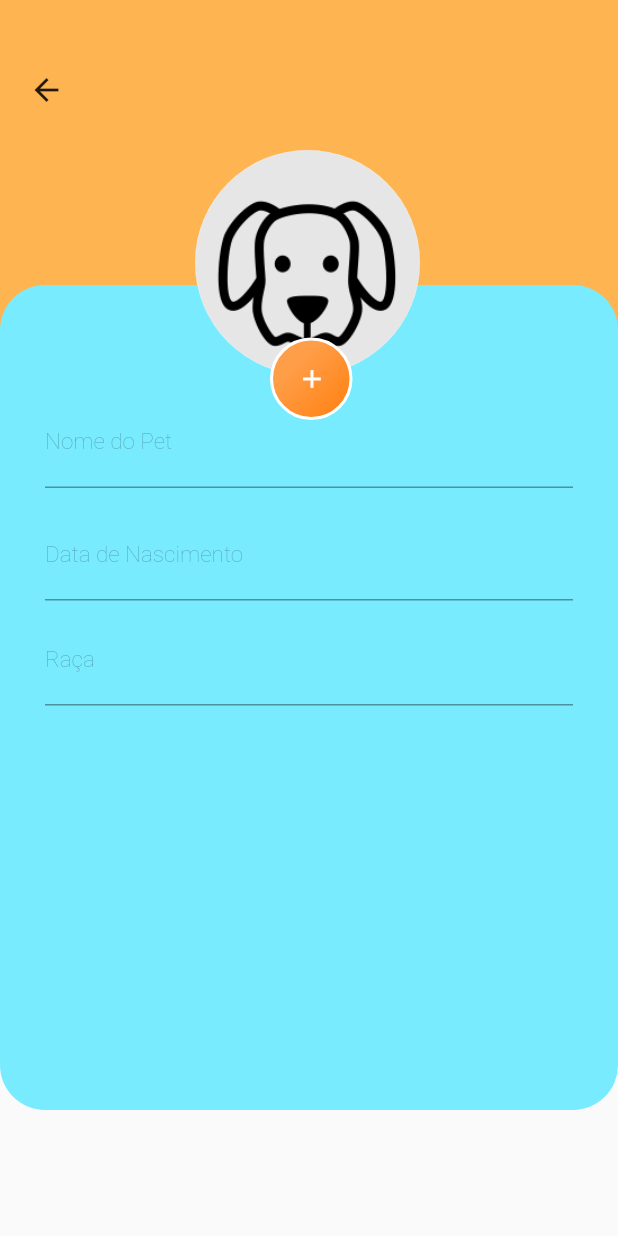
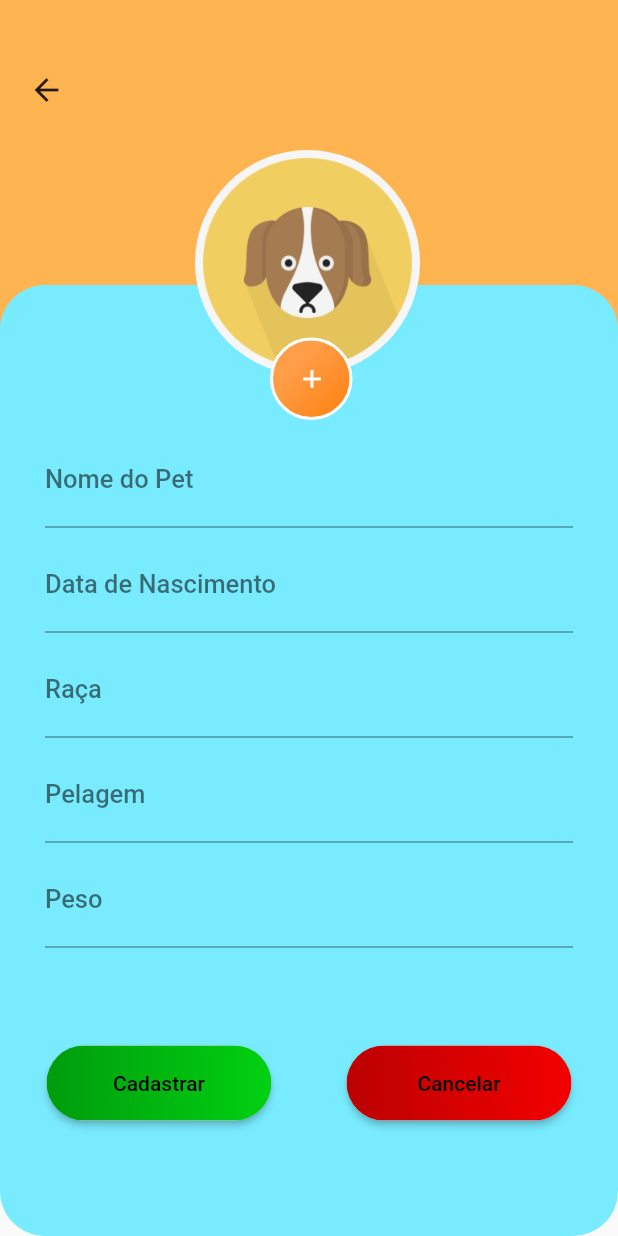
Before and after one commit to GstvMagalhaes/projeto_epsa, a Flutter app: the PetSignUp screen opened directly, after a tap on the "add" icon, on a phone screen of 412 x 824 dp. Run offline on Flutter 3.47's test engine with Material 2 defaults, Android fonts, the phone set to English and light mode, and no system bars; project files that could hold a hidden picture were left out.

Commit message:
atualizacao do projeto

```diff
--- a/lib/screens/pet-profile-sign-up.dart
+++ b/lib/screens/pet-profile-sign-up.dart
@@ -52,19 +52,19 @@ class _MyPetProfileSignUpState extends State<PetProfileSignUp> {
               ),
               child: SizedBox(
                 width: 550,
-                height: 550,
+                height: 800,
                 child: Padding(
                   padding: const EdgeInsets.only(
-                      top: 75, right: 30, left: 30, bottom: 50),
+                      top: 100, right: 30, left: 30, bottom: 50),
                   child: TextFormField(
                     // autofocus: true,
                     keyboardType: TextInputType.text,
                     decoration: InputDecoration(
                       labelText: "Nome do Pet",
                       labelStyle: TextStyle(
-                        color: Colors.black38,
-                        fontWeight: FontWeight.w200,
-                        fontSize: 15,
+                        color: Colors.black54,
+                        fontWeight: FontWeight.w500,
+                        fontSize: 17,
                       ),
                     ),
                     style: TextStyle(fontSize: 18),
@@ -119,36 +119,178 @@ class _MyPetProfileSignUpState extends State<PetProfileSignUp> {
             ),
           ),
           Padding(
-            padding: const EdgeInsets.only(top: 340.0, left: 30, right: 30),
+            padding: const EdgeInsets.only(top: 360.0, left: 30, right: 30),
             child: TextFormField(
               keyboardType: TextInputType.datetime,
               decoration: InputDecoration(
                 labelText: "Data de Nascimento",
                 labelStyle: TextStyle(
-                  color: Colors.black38,
-                  fontWeight: FontWeight.w200,
-                  fontSize: 15,
+                  color: Colors.black54,
+                  fontWeight: FontWeight.w500,
+                  fontSize: 17,
                 ),
               ),
               style: TextStyle(fontSize: 18),
             ),
           ),
           Padding(
-            padding: const EdgeInsets.only(top: 410.0, left: 30, right: 30),
+            padding: const EdgeInsets.only(top: 430.0, left: 30, right: 30),
             child: TextFormField(
               // autofocus: true,
               keyboardType: TextInputType.text,
               decoration: InputDecoration(
                 labelText: "Raça",
                 labelStyle: TextStyle(
-                  color: Colors.black38,
-                  fontWeight: FontWeight.w200,
-                  fontSize: 15,
+                  color: Colors.black54,
+                  fontWeight: FontWeight.w500,
+                  fontSize: 17,
                 ),
               ),
               style: TextStyle(fontSize: 18),
             ),
           ),
+          Padding(
+            padding: const EdgeInsets.only(top: 500.0, left: 30, right: 30),
+            child: TextFormField(
+              keyboardType: TextInputType.text,
+              decoration: InputDecoration(
+                labelText: "Pelagem",
+                labelStyle: TextStyle(
+                  color: Colors.black54,
+                  fontWeight: FontWeight.w500,
+                  fontSize: 17,
+                ),
+              ),
+              style: TextStyle(fontSize: 18),
+            ),
+          ),
+          Padding(
+            padding: const EdgeInsets.only(top: 570.0, left: 30, right: 30),
+            child: TextFormField(
+              keyboardType: TextInputType.number,
+              decoration: InputDecoration(
+                labelText: "Peso",
+                labelStyle: TextStyle(
+                  color: Colors.black54,
+                  fontWeight: FontWeight.w500,
+                  fontSize: 17,
+                ),
+              ),
+              style: TextStyle(fontSize: 18),
+            ),
+          ),
+          // Center(
+          //   child: Padding(
+          //     padding: const EdgeInsets.only(top: 60.0, right: 200),
+          //     child: FloatingActionButton.extended(
+          //       backgroundColor: Color.fromARGB(255, 16, 190, 0),
+          //       onPressed: () {},
+          //       icon: Icon(Icons.check),
+          //       label: Text("Cadastrar"),
+          //     ),
+          //   ),
+          // ),
+          Padding(
+            padding: const EdgeInsets.only(top: 620.0, right: 200),
+            child: Center(
+              child: Container(
+                height: 50.0,
+                child: RaisedButton(
+                  onPressed: () {},
+                  shape: RoundedRectangleBorder(
+                      borderRadius: BorderRadius.circular(30.0)),
+                  padding: EdgeInsets.all(0.0),
+                  child: Ink(
+                    decoration: BoxDecoration(
+                        gradient: LinearGradient(
+                          colors: [
+                            Color.fromARGB(255, 0, 156, 13),
+                            Color.fromARGB(255, 0, 209, 17)
+                          ],
+                          begin: Alignment.centerLeft,
+                          end: Alignment.centerRight,
+                        ),
+                        borderRadius: BorderRadius.circular(30.0)),
+                    child: Container(
+                      constraints:
+                          BoxConstraints(maxWidth: 150.0, minHeight: 50.0),
+                      alignment: Alignment.center,
+                      child: Text(
+                        "Cadastrar",
+                        textAlign: TextAlign.center,
+                        style: TextStyle(
+                          color: Color.fromARGB(255, 0, 0, 0),
+                        ),
+                      ),
+                    ),
+                  ),
+                ),
+              ),
+            ),
+          ),
+          Padding(
+            padding: const EdgeInsets.only(top: 620.0, left: 200),
+            child: Center(
+              child: Container(
+                height: 50.0,
+                child: RaisedButton(
+                  onPressed: () {},
+                  shape: RoundedRectangleBorder(
+                      borderRadius: BorderRadius.circular(30.0)),
+                  padding: EdgeInsets.all(0.0),
+                  child: Ink(
+                    decoration: BoxDecoration(
+                        gradient: LinearGradient(
+                          colors: [
+                            Color.fromARGB(255, 187, 1, 1),
+                            Color.fromARGB(255, 243, 0, 0)
+                          ],
+                          begin: Alignment.centerLeft,
+                          end: Alignment.centerRight,
+                        ),
+                        borderRadius: BorderRadius.circular(30.0)),
+                    child: Container(
+                      constraints:
+                          BoxConstraints(maxWidth: 150.0, minHeight: 50.0),
+                      alignment: Alignment.center,
+                      child: Text(
+                        "Cancelar",
+                        textAlign: TextAlign.center,
+                        style: TextStyle(
+                          color: Color.fromARGB(255, 0, 0, 0),
+                        ),
+                      ),
+                    ),
+                  ),
+                ),
+              ),
+            ),
+          ),
+
+          // Center(
+          //   child: FloatingActionButton.extended(
+          //     label: Text('Cadastrar'), // <-- Text
+          //     backgroundColor: Color.fromARGB(255, 56, 177, 0),
+          //     icon: Icon(
+          //       // <-- Icon
+          //       Icons.check,
+          //       size: 24.0,
+          //     ),
+          //     onPressed: () {},
+          //   ),
+          // ),
+          // Center(
+          //   child: FloatingActionButton.extended(
+          //     label: Text('Cancelar'), // <-- Text
+          //     backgroundColor: Color.fromARGB(255, 226, 0, 0),
+          //     icon: Icon(
+          //       // <-- Icon
+          //       Icons.block,
+          //       size: 24.0,
+          //     ),
+          //     onPressed: () {},
+          //   ),
+          // ),
         ],
       ),
     );
--- a/lib/screens/pet-sign-up-page.dart
+++ b/lib/screens/pet-sign-up-page.dart
@@ -50,14 +50,12 @@ class _MyPetSignUpState extends State<PetSignUp> {
                 ),
               ],
             ),
-            Padding(
-              padding: const EdgeInsets.only(top: 8.0),
-              child: SizedBox(
-                width: 100,
-                height: 550,
+            SizedBox(
+              height: 50,
+            ),
+            SizedBox(
+              height: 600,
               child: Container(
-                  child: Padding(
-                    padding: const EdgeInsets.only(bottom: 50.0),
                 child: Stack(
                   children: [
                     Center(
@@ -69,8 +67,9 @@ class _MyPetSignUpState extends State<PetSignUp> {
                         ),
                       ),
                     ),
-                        Padding(
-                          padding: const EdgeInsets.only(left: 180.0, top: 400),
+                    Center(
+                      child: Padding(
+                        padding: const EdgeInsets.only(top: 300.0),
                         child: FloatingActionButton(
                           onPressed: () {
                             Navigator.push(
@@ -85,14 +84,13 @@ class _MyPetSignUpState extends State<PetSignUp> {
                           child: Icon(Icons.add),
                           backgroundColor: Color.fromARGB(255, 121, 235, 255),
                         ),
-                        )
+                      ),
+                    ),
                   ],
-                    ),
                 ),
                 decoration: BoxDecoration(
                   borderRadius: BorderRadius.circular(30),
                   color: Color.fromARGB(255, 255, 180, 82),
-                  ),
                 ),
               ),
             ),
```
Also changed, not shown: assets/images/avatardog.png, lib/screens/loginpage.dart (line endings or trailing spaces). Lines whose indentation alone changed are shown as unchanged.
